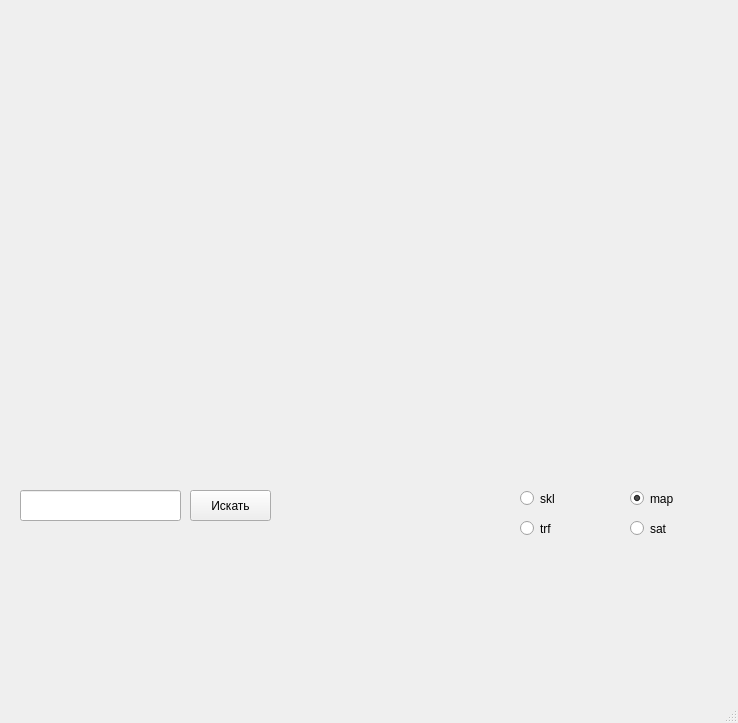
This is 1.ui in Charmink/Api as Qt 5 draws it before an edit. The edited form follows.
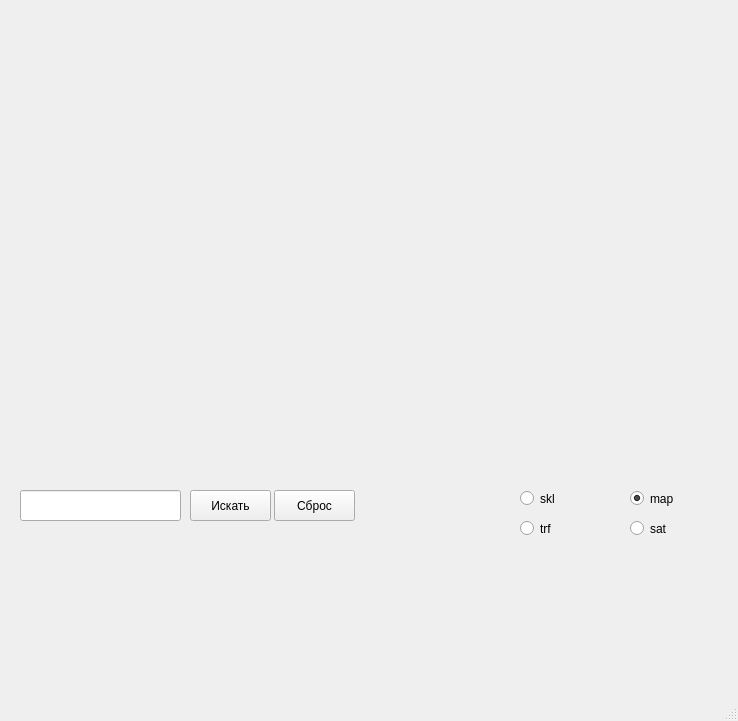
This is the edited form.

```diff
--- a/1.ui
+++ b/1.ui
@@ -7,7 +7,7 @@
     <x>0</x>
     <y>0</y>
     <width>738</width>
-    <height>723</height>
+    <height>721</height>
    </rect>
   </property>
   <property name="windowTitle">
@@ -140,6 +140,22 @@
      <string>Искать</string>
     </property>
    </widget>
+   <widget class="QPushButton" name="pushButton_2">
+    <property name="geometry">
+     <rect>
+      <x>274</x>
+      <y>490</y>
+      <width>81</width>
+      <height>31</height>
+     </rect>
+    </property>
+    <property name="focusPolicy">
+     <enum>Qt::NoFocus</enum>
+    </property>
+    <property name="text">
+     <string>Сброс</string>
+    </property>
+   </widget>
   </widget>
   <widget class="QMenuBar" name="menubar">
    <property name="geometry">
```
